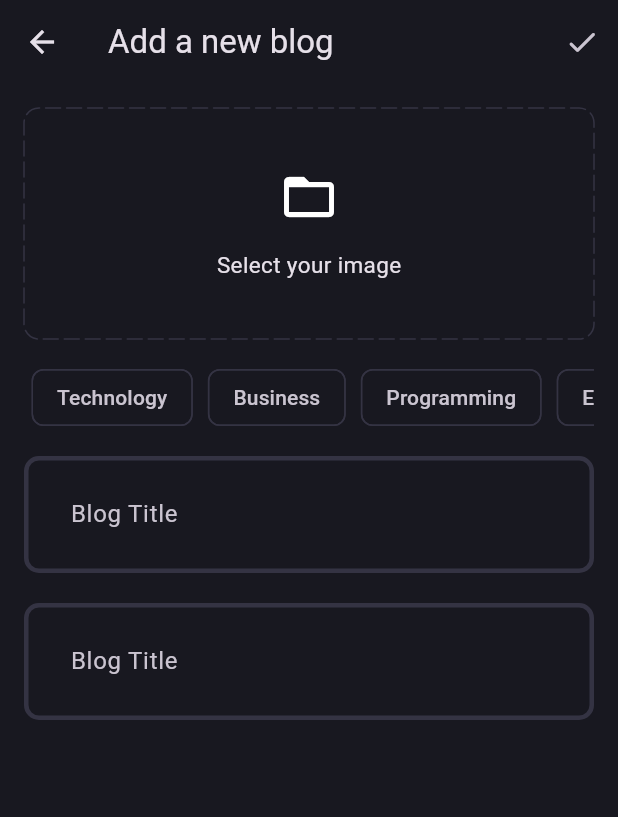
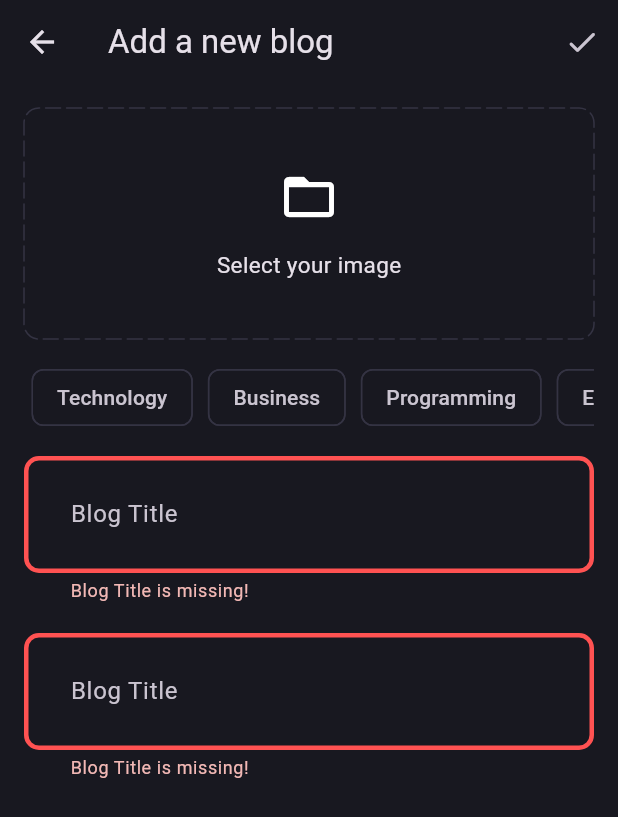
Before and after one commit to uzaircode/clean-architecture-reference, a Flutter app: the AddNewBlogPage screen opened directly, after a tap on the "done" icon, on a phone screen of 412 x 824 dp. Shown: the top 817 px of the screen. Run offline on Flutter 3.47's test engine with Material 3 defaults, Android fonts, the phone set to English and light mode, and no system bars; drawn by our look-alikes of dotted_border; our stand-ins replace flutter_bloc, fpdart, get_it, image_picker, supabase_flutter; accounts and stored records are empty; statements that could not run were skipped.

Commit message:
Add Create Blog Features
- Pick_image features
- Improve overall code

```diff
--- a/lib/core/theme/theme.dart
+++ b/lib/core/theme/theme.dart
@@ -24,8 +24,10 @@
     ),
     inputDecorationTheme: InputDecorationTheme(
       contentPadding: const EdgeInsets.all(27),
+      border: _border(),
       enabledBorder: _border(),
       focusedBorder: _border(AppPallete.gradient2),
+      errorBorder: _border(AppPallete.errorColor),
     ),
   );
 }
--- a/lib/core/utils/pick_image.dart
+++ b/lib/core/utils/pick_image.dart
@@ -5,6 +5,7 @@
   try {
     final xFile = await ImagePicker().pickImage(
       source: ImageSource.gallery,
+      // imageQuality:
     );
     if (xFile != null) {
       return File(xFile.path);
--- /dev/null
+++ b/lib/features/blog/data/datasources/blog_remote_data_source.dart
@@ -0,0 +1,46 @@
+import 'dart:io';
+import 'package:clean_architecture_rivaan/core/error/exceptions.dart';
+import 'package:clean_architecture_rivaan/features/blog/data/models/blog_model.dart';
+import 'package:supabase_flutter/supabase_flutter.dart';
+
+abstract interface class BlogRemoteDataSource {
+  Future<BlogModel> uploadBlog(BlogModel blog);
+  Future<String> uploadBlogImage({
+    required File image,
+    required BlogModel blog,
+  });
+}
+
+class BlogRemoteDataSourceImpl implements BlogRemoteDataSource {
+  final SupabaseClient supabaseClient;
+  BlogRemoteDataSourceImpl(this.supabaseClient);
+
+  @override
+  Future<BlogModel> uploadBlog(BlogModel blog) async {
+    try {
+      final blogData = await supabaseClient.from('blogs').insert(blog.toJson()).select();
+
+      return BlogModel.fromJson(blogData.first);
+    } catch (e) {
+      throw ServerException(e.toString());
+    }
+  }
+
+  @override
+  Future<String> uploadBlogImage({
+    required File image,
+    required BlogModel blog,
+  }) async {
+    try {
+      await supabaseClient.storage.from('blog_images').upload(
+            blog.id,
+            //'${blog.id}/images', change getPublicUrl too!
+            image,
+          );
+
+      return supabaseClient.storage.from('blog_images').getPublicUrl(blog.id);
+    } catch (e) {
+      throw ServerException(e.toString());
+    }
+  }
+}
--- /dev/null
+++ b/lib/features/blog/domain/entities/blog.dart
@@ -0,0 +1,20 @@
+// ignore_for_file: public_member_api_docs, sort_constructors_first
+class Blog {
+  final String id;
+  final String userId;
+  final String title;
+  final String content;
+  final String imageUrl;
+  final List<String> topics;
+  final DateTime updatedAt;
+
+  Blog({
+    required this.id,
+    required this.userId,
+    required this.title,
+    required this.content,
+    required this.imageUrl,
+    required this.topics,
+    required this.updatedAt,
+  });
+}
--- /dev/null
+++ b/lib/features/blog/domain/repositories/blog_repository.dart
@@ -0,0 +1,15 @@
+import 'dart:io';
+
+import 'package:clean_architecture_rivaan/core/error/failures.dart';
+import 'package:clean_architecture_rivaan/features/blog/domain/entities/blog.dart';
+import 'package:fpdart/fpdart.dart';
+
+abstract interface class BlogRepository {
+  Future<Either<Failure, Blog>> uploadBlog({
+    required File image,
+    required String title,
+    required String content,
+    required String userId,
+    required List<String> topics,
+  });
+}
--- /dev/null
+++ b/lib/features/blog/domain/usecases/upload_blog.dart
@@ -0,0 +1,39 @@
+import 'dart:io';
+
+import 'package:clean_architecture_rivaan/core/error/failures.dart';
+import 'package:clean_architecture_rivaan/core/usecase/usecase.dart';
+import 'package:clean_architecture_rivaan/features/blog/domain/entities/blog.dart';
+import 'package:clean_architecture_rivaan/features/blog/domain/repositories/blog_repository.dart';
+import 'package:fpdart/fpdart.dart';
+
+class UploadBlog implements UseCase<Blog, UploadBlogParams> {
+  final BlogRepository blogRepository;
+  UploadBlog(this.blogRepository);
+
+  @override
+  Future<Either<Failure, Blog>> call(UploadBlogParams params) async {
+    return await blogRepository.uploadBlog(
+      image: params.image,
+      title: params.title,
+      content: params.content,
+      topics: params.topics,
+      userId: params.userId,
+    );
+  }
+}
+
+class UploadBlogParams {
+  final String userId;
+  final String title;
+  final String content;
+  final File image;
+  final List<String> topics;
+
+  UploadBlogParams({
+    required this.userId,
+    required this.title,
+    required this.content,
+    required this.image,
+    required this.topics,
+  });
+}
--- /dev/null
+++ b/lib/features/blog/presentation/bloc/blog_bloc.dart
@@ -0,0 +1,36 @@
+import 'dart:io';
+import 'package:clean_architecture_rivaan/features/blog/domain/entities/blog.dart';
+import 'package:clean_architecture_rivaan/features/blog/domain/usecases/upload_blog.dart';
+import 'package:flutter/material.dart';
+import 'package:flutter_bloc/flutter_bloc.dart';
+part 'blog_event.dart';
+part 'blog_state.dart';
+
+class BlogBloc extends Bloc<BlogEvent, BlogState> {
+  final UploadBlog uploadBlog;
+
+  BlogBloc(this.uploadBlog) : super(BlogInitial()) {
+    on<BlogEvent>((event, emit) => emit(BlogLoading()));
+    on<BlogUpload>(_onBlogUpload);
+  }
+
+  void _onBlogUpload(
+    BlogUpload event,
+    Emitter<BlogState> emit,
+  ) async {
+    final res = await uploadBlog(
+      UploadBlogParams(
+        userId: event.userId,
+        title: event.title,
+        content: event.content,
+        image: event.image,
+        topics: event.topics,
+      ),
+    );
+
+    res.fold(
+      (l) => emit(BlogFailure(l.message)),
+      (r) => emit(BlogSuccess()),
+    );
+  }
+}
--- /dev/null
+++ b/lib/features/blog/presentation/bloc/blog_event.dart
@@ -0,0 +1,20 @@
+part of 'blog_bloc.dart';
+
+@immutable
+sealed class BlogEvent {}
+
+final class BlogUpload extends BlogEvent {
+  final String userId;
+  final String title;
+  final String content;
+  final File image;
+  final List<String> topics;
+
+  BlogUpload({
+    required this.userId,
+    required this.title,
+    required this.content,
+    required this.image,
+    required this.topics,
+  });
+}
--- /dev/null
+++ b/lib/features/blog/presentation/bloc/blog_state.dart
@@ -0,0 +1,15 @@
+part of 'blog_bloc.dart';
+
+@immutable
+sealed class BlogState {}
+
+final class BlogInitial extends BlogState {}
+
+final class BlogLoading extends BlogState {}
+
+final class BlogFailure extends BlogState {
+  final String error;
+  BlogFailure(this.error);
+}
+
+final class BlogSuccess extends BlogState {}
--- a/lib/features/blog/presentation/pages/add_new_blog_page.dart
+++ b/lib/features/blog/presentation/pages/add_new_blog_page.dart
@@ -1,9 +1,15 @@
 import 'dart:io';
+import 'package:clean_architecture_rivaan/core/common/cubits/app_user/app_user_cubit.dart';
+import 'package:clean_architecture_rivaan/core/common/widgets/loader.dart';
 import 'package:clean_architecture_rivaan/core/theme/app_pallete.dart';
 import 'package:clean_architecture_rivaan/core/utils/pick_image.dart';
+import 'package:clean_architecture_rivaan/core/utils/show_snackbar.dart';
+import 'package:clean_architecture_rivaan/features/blog/presentation/bloc/blog_bloc.dart';
+import 'package:clean_architecture_rivaan/features/blog/presentation/pages/blog_page.dart';
 import 'package:clean_architecture_rivaan/features/blog/presentation/widgets/blog_editor.dart';
 import 'package:dotted_border/dotted_border.dart';
 import 'package:flutter/material.dart';
+import 'package:flutter_bloc/flutter_bloc.dart';
 
 class AddNewBlogPage extends StatefulWidget {
   static route() => MaterialPageRoute(
@@ -18,6 +24,8 @@
 class _AddNewBlogPageState extends State<AddNewBlogPage> {
   final titleController = TextEditingController();
   final contentController = TextEditingController();
+  final formKey = GlobalKey<FormState>();
+
   List<String> selectedTopics = [];
   File? image;
 
@@ -28,6 +36,22 @@
       setState(() {
         image = pickedImage;
       });
+    }
+  }
+
+  void uploadBlog() {
+    if (formKey.currentState!.validate() && selectedTopics.isNotEmpty && image != null) {
+      // treated as user is logged in
+      final userId = (context.read<AppUserCubit>().state as AppUserLoggedIn).user.id;
+      context.read<BlogBloc>().add(
+            BlogUpload(
+              userId: userId,
+              title: titleController.text.trim(),
+              content: contentController.text.trim(),
+              image: image!,
+              topics: selectedTopics,
+            ),
+          );
     }
   }
 
@@ -45,14 +69,33 @@
         title: const Text('Add a new blog'),
         actions: [
           IconButton(
-            onPressed: () {},
+            onPressed: () => uploadBlog(),
             icon: const Icon(Icons.done_rounded),
           ),
         ],
       ),
-      body: SingleChildScrollView(
+      body: BlocConsumer<BlogBloc, BlogState>(
+        listener: (context, state) {
+          if (state is BlogFailure) {
+            showSnackBar(context, state.error);
+          } else if (state is BlogSuccess) {
+            Navigator.pushAndRemoveUntil(
+              context,
+              BlogPage.route(),
+              (route) => false,
+            );
+          }
+        },
+        builder: (context, state) {
+          if (state is BlogLoading) {
+            return const Loader();
+          }
+
+          return SingleChildScrollView(
             child: Padding(
               padding: const EdgeInsets.all(16.0),
+              child: Form(
+                key: formKey,
                 child: Column(
                   children: [
                     image != null
@@ -155,5 +198,8 @@
               ),
             ),
           );
+        },
+      ),
+    );
   }
 }
--- a/lib/features/blog/presentation/pages/blog_page.dart
+++ b/lib/features/blog/presentation/pages/blog_page.dart
@@ -3,6 +3,7 @@
 import 'package:flutter/material.dart';
 
 class BlogPage extends StatelessWidget {
+  static route() => MaterialPageRoute(builder: (context) => const BlogPage());
   const BlogPage({super.key});
 
   @override
--- a/lib/features/blog/presentation/widgets/blog_editor.dart
+++ b/lib/features/blog/presentation/widgets/blog_editor.dart
@@ -13,6 +13,12 @@
         hintText: hintText,
       ),
       maxLines: null,
+      validator: (value) {
+        if (value!.isEmpty) {
+          return '$hintText is missing!';
+        }
+        return null;
+      },
     );
   }
 }
--- a/lib/main.dart
+++ b/lib/main.dart
@@ -2,6 +2,7 @@
 import 'package:clean_architecture_rivaan/core/theme/theme.dart';
 import 'package:clean_architecture_rivaan/features/auth/presentation/bloc/auth_bloc.dart';
 import 'package:clean_architecture_rivaan/features/auth/presentation/pages/login_page.dart';
+import 'package:clean_architecture_rivaan/features/blog/presentation/bloc/blog_bloc.dart';
 import 'package:clean_architecture_rivaan/features/blog/presentation/pages/blog_page.dart';
 import 'package:clean_architecture_rivaan/init_dependencies.dart';
 import 'package:flutter/material.dart';
@@ -17,6 +18,9 @@
       ),
       BlocProvider(
         create: (_) => serviceLocator<AuthBloc>(),
+      ),
+      BlocProvider(
+        create: (_) => serviceLocator<BlogBloc>(),
       ),
     ],
     child: const MyApp(),
--- a/pubspec.yaml
+++ b/pubspec.yaml
@@ -41,6 +41,7 @@
   get_it: ^7.6.7
   dotted_border: ^2.1.0
   image_picker: ^1.0.7
+  uuid: ^4.2.2
 
 dev_dependencies:
   flutter_test:
```
Also changed, not shown: lib/features/blog/data/models/blog_model.dart (added, +61 -0 lines), lib/features/blog/data/repositories/blog_repository_impl.dart (added, +49 -0 lines), lib/init_dependencies.dart (+38 -2 lines), pubspec.lock. Lines whose indentation alone changed are shown as unchanged.
